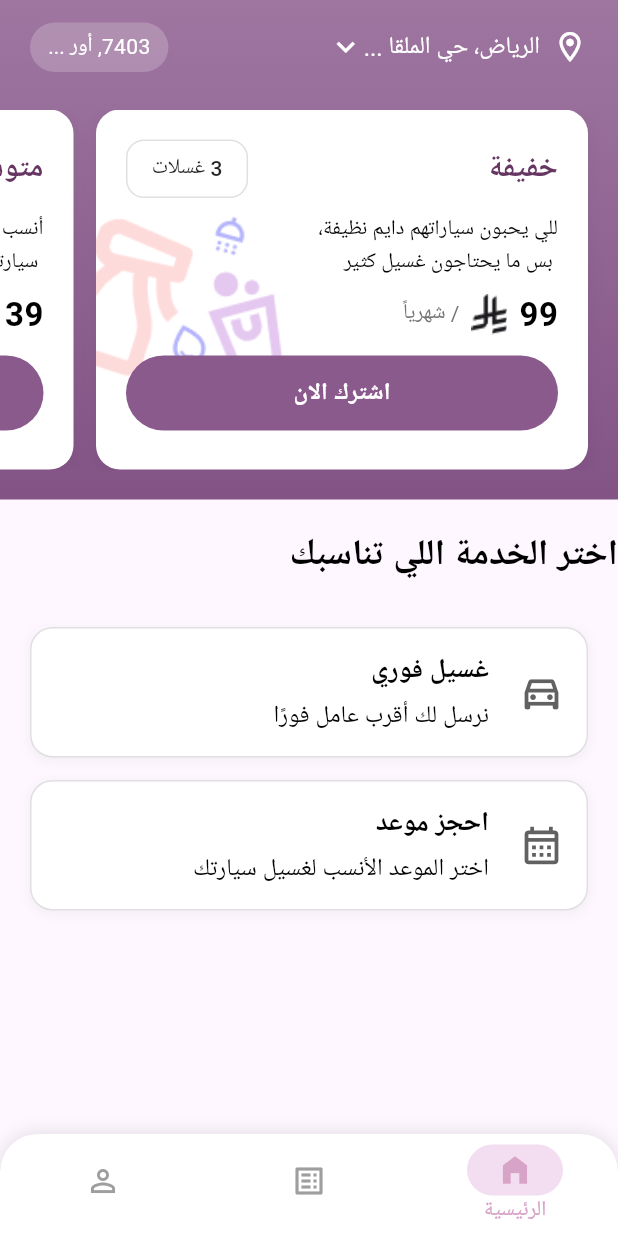
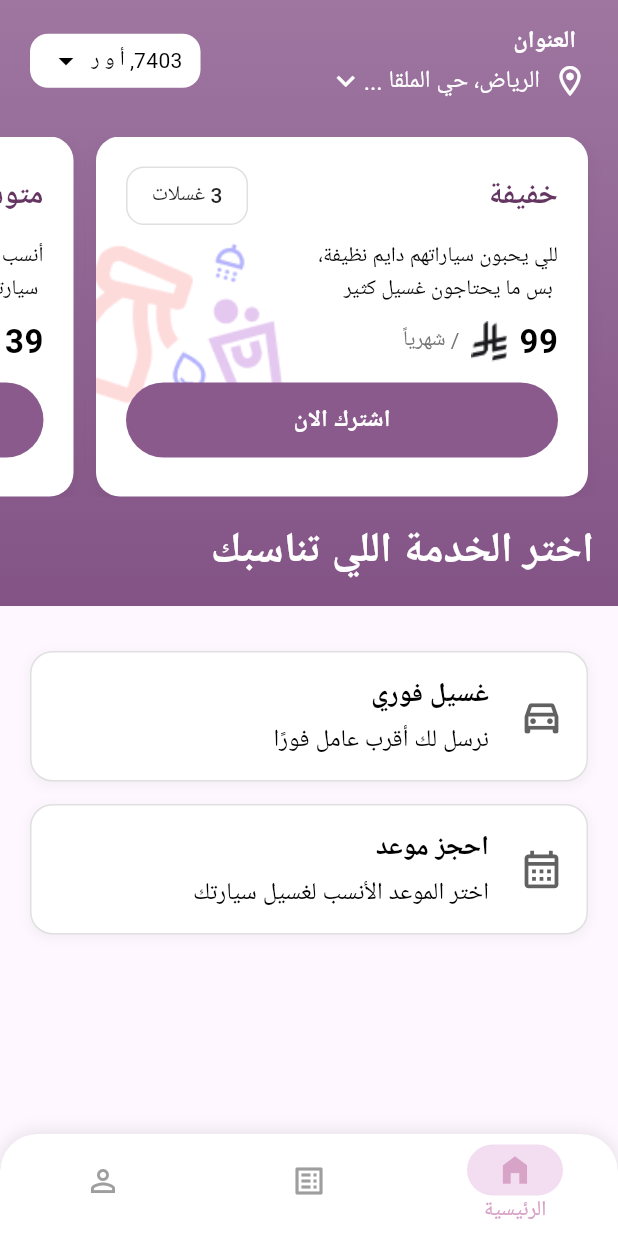
Before and after one commit to tanany1/ghaselny, a Flutter app: the HomeScreen screen opened directly, on a phone screen of 412 x 824 dp. Run offline on Flutter 3.47's test engine with Material 3 defaults, Android fonts, the phone set to English and light mode, and no system bars; our stand-ins replace country_code_picker, device_preview, equatable, flutter_bloc, google_fonts; Roboto replaces fonts that are missing (Cairo).

Commit message:
Home Screen Ui Update , Added Vehicle Logic,

```diff
--- a/lib/features/home/presentation/home_screen.dart
+++ b/lib/features/home/presentation/home_screen.dart
@@ -1,5 +1,6 @@
 import 'package:flutter/material.dart';
 import 'package:ghaselny/features/home/data/subscription_card.dart';
+import 'package:ghaselny/features/home/presentation/vehicle_bottom_sheet.dart';
 
 class HomeScreen extends StatefulWidget {
   const HomeScreen({super.key});
@@ -18,19 +19,22 @@ class _HomeScreenState extends State<HomeScreen> {
       'washCount': 3,
       'description': 'للي يحبون سياراتهم دايم نظيفة،\n بس ما يحتاجون غسيل كثير',
       'price': '99',
-      'imagePath': 'assets/images/pattern_light.png', // Add your specific image here
+      'imagePath': 'assets/images/pattern_light.png',
+      // Add your specific image here
     },
     {
       'title': 'متوسطة',
       'washCount': 5,
-      'description': 'أنسب باقة للي يحب يحافظ على نظافة\n سيارته طول الشهر بدون قلق',
+      'description':
+          'أنسب باقة للي يحب يحافظ على نظافة\n سيارته طول الشهر بدون قلق',
       'price': '139',
       'imagePath': 'assets/images/pattern_medium.png', // Different image
     },
     {
       'title': 'فخمة',
       'washCount': 10,
-      'description': 'للي يحب سيارته تبقى لامعة على\n طول الشهر، من غير ما يفكر مرتين',
+      'description':
+          'للي يحب سيارته تبقى لامعة على\n طول الشهر، من غير ما يفكر مرتين',
       'price': '299',
       'imagePath': 'assets/images/pattern_premium.png', // Different image
     },
@@ -46,22 +50,13 @@ class _HomeScreenState extends State<HomeScreen> {
           crossAxisAlignment: CrossAxisAlignment.start,
           children: [
             _buildTopHeaderAndSlider(),
-            SizedBox(height: 20,),
-            Text(
-              'اختر الخدمة اللي تناسبك',
-              style: TextStyle(
-                fontSize: 24,
-                fontWeight: FontWeight.bold,
-                color: Colors.black, // Title is white in the design against purple
-              ),
-            ),
             // To handle the white section curving up, we put the rest in a container
             Container(
               decoration: const BoxDecoration(
                 borderRadius: BorderRadius.only(
                   topLeft: Radius.circular(25),
                   topRight: Radius.circular(25),
-                  )
+                ),
               ),
               padding: const EdgeInsets.all(20.0),
               child: Column(
@@ -107,11 +102,29 @@ class _HomeScreenState extends State<HomeScreen> {
         child: Column(
           children: [
             Padding(
-              padding: const EdgeInsets.symmetric(horizontal: 20.0, vertical: 15),
+              padding: const EdgeInsets.symmetric(
+                horizontal: 20.0,
+                vertical: 15,
+              ),
               child: Row(
                 mainAxisAlignment: MainAxisAlignment.spaceBetween,
                 children: [
                   // Address Dropdown
+                  Column(
+                    crossAxisAlignment: CrossAxisAlignment.start,
+                    children: [
+                      Padding(
+                        padding: const EdgeInsets.only(right: 8,bottom: 4),
+                        child: Text(
+                          "العنوان",
+                          style: TextStyle(
+                            color: Colors.white,
+                            fontSize: 16,
+                            fontWeight: FontWeight.bold,
+                            fontFamily: 'Cairo',
+                          ),
+                        ),
+                      ),
                       const Row(
                         children: [
                           Icon(Icons.location_on_outlined, color: Colors.white),
@@ -123,16 +136,37 @@ class _HomeScreenState extends State<HomeScreen> {
                           Icon(Icons.keyboard_arrow_down, color: Colors.white),
                         ],
                       ),
+                    ],
+                  ),
                   // The "7403" Tag
-                  Container(
-                    padding: const EdgeInsets.symmetric(horizontal: 12, vertical: 6),
+                  InkWell(
+                    onTap: (){
+                      showModalBottomSheet(
+                        context: context,
+                        isScrollControlled: true, // Important for full height sheets
+                        backgroundColor: Colors.transparent, // Let the sheet handle the radius
+                        builder: (context) => const VehicleBottomSheet(),
+                      );
+                    },
+                    child: Container(
+                      padding: const EdgeInsets.symmetric(
+                        horizontal: 12,
+                        vertical: 6,
+                      ),
                       decoration: BoxDecoration(
-                      color: Colors.white.withOpacity(0.2),
-                      borderRadius: BorderRadius.circular(20),
+                        color: Colors.white,
+                        borderRadius: BorderRadius.circular(12),
                       ),
-                    child: const Text(
-                      '7403, أور ...',
-                      style: TextStyle(color: Colors.white),
+                      child: Row(
+                        children: [
+                          const Text(
+                            '7403, أ و ر',
+                            style: TextStyle(color: Colors.black, fontSize: 14, fontFamily: 'Cairo'),
+                          ),
+                          SizedBox(width: 5),
+                          Icon(Icons.arrow_drop_down, color: Colors.black)
+                        ],
+                      ),
                     ),
                   ),
                 ],
@@ -159,7 +193,23 @@ class _HomeScreenState extends State<HomeScreen> {
                 },
               ),
             ),
-            const SizedBox(height: 20),
+            Row(
+              mainAxisAlignment: MainAxisAlignment.start,
+              children: [
+                Padding(
+                  padding: const EdgeInsets.all(16.0),
+                  child: Text(
+                    'اختر الخدمة اللي تناسبك',
+                    style: TextStyle(
+                      fontSize: 28,
+                      fontWeight: FontWeight.bold,
+                      color: Colors.white,
+                      fontFamily: 'Cairo',
+                    ),
+                  ),
+                ),
+              ],
+            ),
           ],
         ),
       ),
@@ -171,18 +221,23 @@ class _HomeScreenState extends State<HomeScreen> {
     return Container(
       decoration: const BoxDecoration(
         borderRadius: BorderRadius.only(
-            topLeft: Radius.circular(25), topRight: Radius.circular(25)),
+          topLeft: Radius.circular(25),
+          topRight: Radius.circular(25),
+        ),
         boxShadow: [
           BoxShadow(color: Colors.black12, spreadRadius: 0, blurRadius: 10),
         ],
       ),
       child: ClipRRect(
         borderRadius: const BorderRadius.only(
-            topLeft: Radius.circular(25), topRight: Radius.circular(25)),
+          topLeft: Radius.circular(25),
+          topRight: Radius.circular(25),
+        ),
         child: BottomNavigationBar(
           backgroundColor: Colors.white,
           currentIndex: _selectedIndex,
-          selectedItemColor: const Color(0xFFD7A3C6), // Pinkish selected color
+          selectedItemColor: const Color(0xFFD7A3C6),
+          // Pinkish selected color
           unselectedItemColor: Colors.grey,
           showSelectedLabels: true,
           showUnselectedLabels: false,
@@ -194,12 +249,18 @@ class _HomeScreenState extends State<HomeScreen> {
           items: [
             BottomNavigationBarItem(
               icon: Container(
-                  padding: const EdgeInsets.symmetric(horizontal: 20, vertical: 5),
+                padding: const EdgeInsets.symmetric(
+                  horizontal: 20,
+                  vertical: 5,
+                ),
                 decoration: BoxDecoration(
-                      color: _selectedIndex == 0 ? const Color(0xFFF3DDF1) : Colors.transparent,
-                      borderRadius: BorderRadius.circular(20)
+                  color: _selectedIndex == 0
+                      ? const Color(0xFFF3DDF1)
+                      : Colors.transparent,
+                  borderRadius: BorderRadius.circular(20),
                 ),
-                  child: const Icon(Icons.home_filled)),
+                child: const Icon(Icons.home_filled),
+              ),
               label: 'الرئيسية',
             ),
             const BottomNavigationBarItem(
@@ -215,7 +276,6 @@ class _HomeScreenState extends State<HomeScreen> {
       ),
     );
   }
-
 
   // Reusable Widget for the bottom two service options
   Widget _buildServiceOptionCard({
@@ -256,10 +316,7 @@ class _HomeScreenState extends State<HomeScreen> {
               const SizedBox(height: 4),
               Text(
                 subtitle,
-                style: TextStyle(
-                  fontSize: 16,
-                  color: Colors.black,
-                ),
+                style: TextStyle(fontSize: 16, color: Colors.black),
               ),
             ],
           ),
--- a/lib/features/splash/presentation/splash_screen.dart
+++ b/lib/features/splash/presentation/splash_screen.dart
@@ -30,7 +30,6 @@ class _SplashScreenState extends State<SplashScreen> {
         child: Column(
           mainAxisAlignment: MainAxisAlignment.center,
           children: [
-            // Assuming you have an app icon in assets
             Image.asset('assets/images/app_icon.png', width: 350, height: 350),
           ],
         ),
```
Also changed, not shown: lib/features/home/bloc/vehicle_bloc.dart (added, +72 -0 lines), lib/features/home/data/vehicle_model.dart (added, +55 -0 lines), lib/features/home/data/vehicle_repo.dart (added, +40 -0 lines), lib/features/home/presentation/vehicle_bottom_sheet.dart (added, +259 -0 lines). Lines whose indentation alone changed are shown as unchanged.
